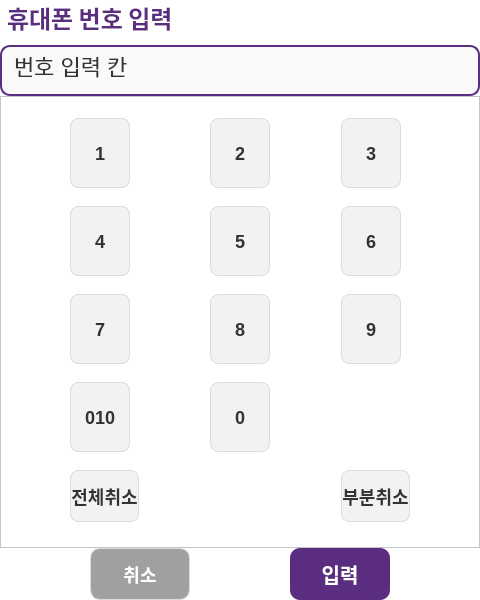
minki9252/TheVentiKiosk, file VentiApp/Point/pointinputview.ui: the form before one commit.
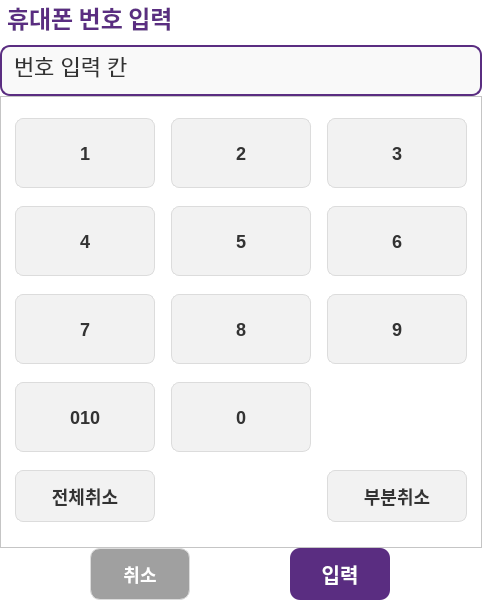
The form after the commit.

What changed in the file:
```diff
--- a/VentiApp/Point/pointinputview.ui
+++ b/VentiApp/Point/pointinputview.ui
@@ -190,6 +190,12 @@
       </property>
       <item row="0" column="0">
        <widget class="QPushButton" name="pushButton_10">
+        <property name="minimumSize">
+         <size>
+          <width>150</width>
+          <height>50</height>
+         </size>
+        </property>
         <property name="maximumSize">
          <size>
           <width>70</width>
@@ -203,6 +209,12 @@
       </item>
       <item row="0" column="1">
        <widget class="QPushButton" name="pushButton">
+        <property name="minimumSize">
+         <size>
+          <width>150</width>
+          <height>50</height>
+         </size>
+        </property>
         <property name="maximumSize">
          <size>
           <width>70</width>
@@ -216,6 +228,12 @@
       </item>
       <item row="0" column="2">
        <widget class="QPushButton" name="pushButton_11">
+        <property name="minimumSize">
+         <size>
+          <width>150</width>
+          <height>50</height>
+         </size>
+        </property>
         <property name="maximumSize">
          <size>
           <width>70</width>
@@ -229,6 +247,12 @@
       </item>
       <item row="1" column="0">
        <widget class="QPushButton" name="pushButton_4">
+        <property name="minimumSize">
+         <size>
+          <width>150</width>
+          <height>50</height>
+         </size>
+        </property>
         <property name="maximumSize">
          <size>
           <width>70</width>
@@ -242,6 +266,12 @@
       </item>
       <item row="1" column="1">
        <widget class="QPushButton" name="pushButton_12">
+        <property name="minimumSize">
+         <size>
+          <width>150</width>
+          <height>50</height>
+         </size>
+        </property>
         <property name="maximumSize">
          <size>
           <width>70</width>
@@ -255,6 +285,12 @@
       </item>
       <item row="1" column="2">
        <widget class="QPushButton" name="pushButton_7">
+        <property name="minimumSize">
+         <size>
+          <width>150</width>
+          <height>50</height>
+         </size>
+        </property>
         <property name="maximumSize">
          <size>
           <width>70</width>
@@ -268,6 +304,12 @@
       </item>
       <item row="2" column="0">
        <widget class="QPushButton" name="pushButton_3">
+        <property name="minimumSize">
+         <size>
+          <width>150</width>
+          <height>50</height>
+         </size>
+        </property>
         <property name="maximumSize">
          <size>
           <width>70</width>
@@ -281,6 +323,12 @@
       </item>
       <item row="2" column="1">
        <widget class="QPushButton" name="pushButton_9">
+        <property name="minimumSize">
+         <size>
+          <width>150</width>
+          <height>50</height>
+         </size>
+        </property>
         <property name="maximumSize">
          <size>
           <width>70</width>
@@ -294,6 +342,12 @@
       </item>
       <item row="2" column="2">
        <widget class="QPushButton" name="pushButton_2">
+        <property name="minimumSize">
+         <size>
+          <width>150</width>
+          <height>50</height>
+         </size>
+        </property>
         <property name="maximumSize">
          <size>
           <width>70</width>
@@ -307,6 +361,12 @@
       </item>
       <item row="4" column="2">
        <widget class="QPushButton" name="pushButton_6">
+        <property name="minimumSize">
+         <size>
+          <width>150</width>
+          <height>50</height>
+         </size>
+        </property>
         <property name="text">
          <string>부분취소</string>
         </property>
@@ -314,6 +374,12 @@
       </item>
       <item row="4" column="0">
        <widget class="QPushButton" name="pushButton_8">
+        <property name="minimumSize">
+         <size>
+          <width>150</width>
+          <height>50</height>
+         </size>
+        </property>
         <property name="text">
          <string>전체취소</string>
         </property>
@@ -321,6 +387,12 @@
       </item>
       <item row="3" column="0">
        <widget class="QPushButton" name="pushButton_13">
+        <property name="minimumSize">
+         <size>
+          <width>150</width>
+          <height>50</height>
+         </size>
+        </property>
         <property name="maximumSize">
          <size>
           <width>70</width>
@@ -334,6 +406,12 @@
       </item>
       <item row="3" column="1">
        <widget class="QPushButton" name="pushButton_5">
+        <property name="minimumSize">
+         <size>
+          <width>150</width>
+          <height>50</height>
+         </size>
+        </property>
         <property name="maximumSize">
          <size>
           <width>70</width>
```
